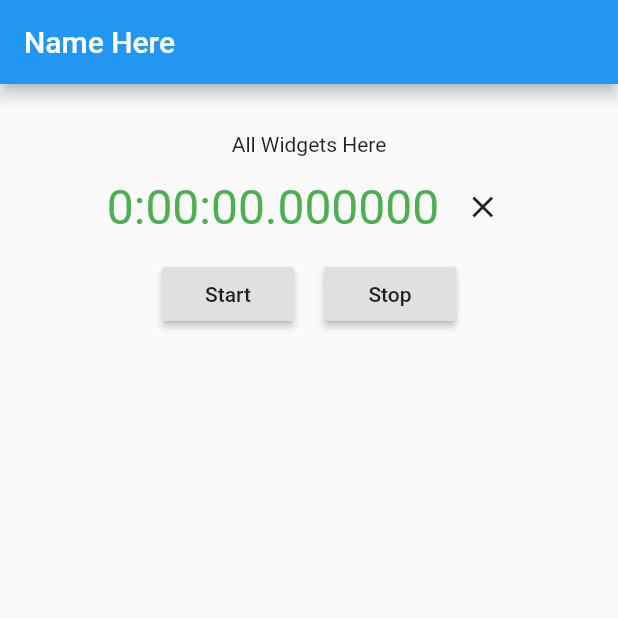
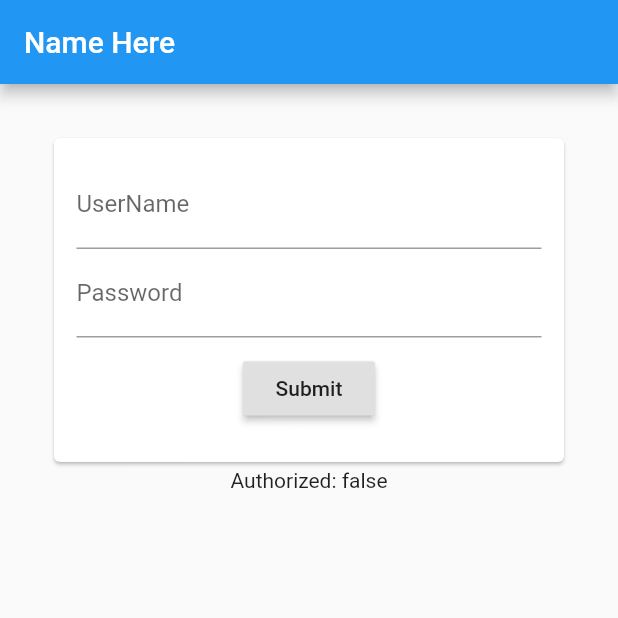
Before and after one commit to MrAnsheff/nn, a Flutter app: the screen it shows after launch, on a phone screen of 412 x 824 dp, the top half of it. Run offline on Flutter 3.47's test engine with Material 2 defaults, Android fonts, the phone set to English and light mode, and no system bars.

Commit message:
Child to Parent

```diff
--- /dev/null
+++ b/lib/auth.dart
@@ -0,0 +1,61 @@
+import 'package:flutter/material.dart';
+
+class Auth extends StatefulWidget {
+  Auth({Key key, this.isAuth});
+
+  final ValueChanged<bool> isAuth;
+
+  @override
+  _AuthState createState() => new _AuthState(isAuth: isAuth);
+}
+
+class _AuthState extends State<Auth> {
+  _AuthState({Key key, this.isAuth});
+
+  final ValueChanged<bool> isAuth;
+  TextEditingController _user;
+  TextEditingController _pass;
+
+  void onPressed(){
+    if(_user.text != "user" || _pass.text != "1234"){
+      isAuth(false);
+    } else {
+      isAuth(true);
+    }
+  }
+
+  @override
+    void initState() {
+      // TODO: implement initState
+      _user = new TextEditingController();
+      _pass = new TextEditingController();
+    }
+  @override
+  Widget build(BuildContext context) {
+    return new Card(
+      child: new Padding(
+        padding: EdgeInsets.all(15.0),
+        child: Column(
+          children: <Widget>[
+            new TextField(
+              controller: _user,
+              decoration: InputDecoration(labelText: "UserName"),
+            ),
+            new TextField(
+              controller: _pass,
+              decoration: InputDecoration(labelText: "Password"),
+            ),
+            new Padding(
+              padding: EdgeInsets.all(10.0),
+              child: RaisedButton(
+                onPressed: onPressed,
+                child: Text("Submit"),
+              ),
+            ),
+          ],
+        ),
+      )
+
+    );
+  }
+}
--- a/lib/main.dart
+++ b/lib/main.dart
@@ -1,5 +1,5 @@
 import 'package:flutter/material.dart';
-import 'timecounter.dart';
+import 'auth.dart';
 
 void main() {
   runApp(new MaterialApp(
@@ -13,6 +13,15 @@ class MyApp extends StatefulWidget {
 }
 
 class _State extends State<MyApp> {
+
+  bool isAuth = false;
+
+  void _onAuth(bool value){
+    setState(() {
+          isAuth = value;
+        });
+  }
+
   @override
   Widget build(BuildContext context) {
     return new Scaffold(
@@ -24,8 +33,10 @@ class _State extends State<MyApp> {
         child: new Center(
           child: new Column(
             children: <Widget>[
-              new Text('All Widgets Here'),
-              new TimeCounter(),
+              new Auth(
+                isAuth: _onAuth,
+              ),
+              Text('Authorized: $isAuth'),
             ],
           ),
         ),
--- a/lib/timecounter.dart
+++ /dev/null
@@ -1,76 +0,0 @@
-import 'package:flutter/material.dart';
-import 'dart:async';
-import 'timedisplay.dart';
-
-class TimeCounter extends StatefulWidget {
-  @override
-  _TimeCounterState createState() => new _TimeCounterState();
-}
-
-class _TimeCounterState extends State<TimeCounter> {
-  Stopwatch _watch;
-  Timer _timer;
-  Duration _duration;
-
-  @override
-    void initState() {
-      // TODO: implement initState
-      _duration = new Duration();
-    }
-
-  void _onStart() {
-    setState(() {
-      _watch = new Stopwatch();
-      _timer = new Timer.periodic(new Duration(microseconds: 250), _onTimeOut);
-    });
-    _watch.start();
-  }
-
-  void _onStop() {
-    _timer.cancel();
-    _watch.stop();
-  }
-
-  void _onTimeOut(Timer timer) {
-    if (!_watch.isRunning) return;
-    setState(() {
-      _duration = _watch.elapsed;
-    });
-  }
-
-  void _onClear(Duration value) {
-    setState(() {
-      _duration = new Duration();
-    });
-  }
-
-  @override
-  Widget build(BuildContext context) {
-    return new Container(
-      padding: EdgeInsets.all(10.0),
-      child: Center(
-          child: Column(
-        children: <Widget>[
-          new TimeDisplay(
-            color: Colors.red,
-            duration: _duration,
-            onClear: _onClear,
-          ),
-          new Row(
-            mainAxisAlignment: MainAxisAlignment.center,
-            children: <Widget>[
-              new Padding(
-                padding: EdgeInsets.all(10.0),
-                child: RaisedButton(onPressed: _onStart, child: Text('Start')),
-              ),
-              new Padding(
-                padding: EdgeInsets.all(10.0),
-                child: RaisedButton(onPressed: _onStop, child: Text('Stop')),
-              ),
-            ],
-          ),
-        ],
-      )),
-    );
-  }
-}
--- a/lib/timedisplay.dart
+++ /dev/null
@@ -1,33 +0,0 @@
-import 'package:flutter/material.dart';
-
-class TimeDisplay extends StatelessWidget {
-  TimeDisplay({Key key, Color this.color, Duration this.duration, this.onClear})
-      : super(key: key);
-
-  Duration duration = new Duration();
-  Color color = Colors.green;
-  final ValueChanged<Duration> onClear;
-
-  void onClicked() {
-    onClear(duration);
-  }
-
-  build(BuildContext context) {
-    return new Row(
-      mainAxisAlignment: MainAxisAlignment.center,
-      children: <Widget>[
-        Padding(
-          padding: EdgeInsets.all(5.0),
-          child: new Text(
-            duration.toString(),
-            style: new TextStyle(fontSize: 32.0, color: color),
-          ),
-        ),
-        new IconButton(
-          icon: Icon(Icons.clear),
-          onPressed: onClicked,
-        ),
-      ],
-    );
-  }
-}
```
